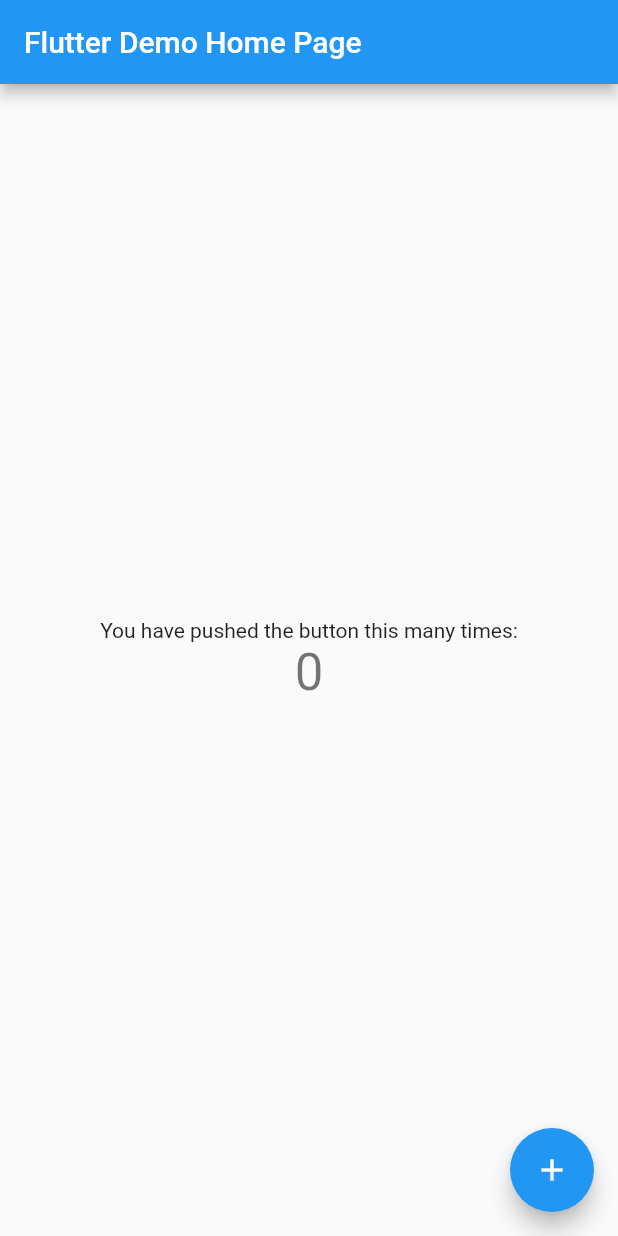
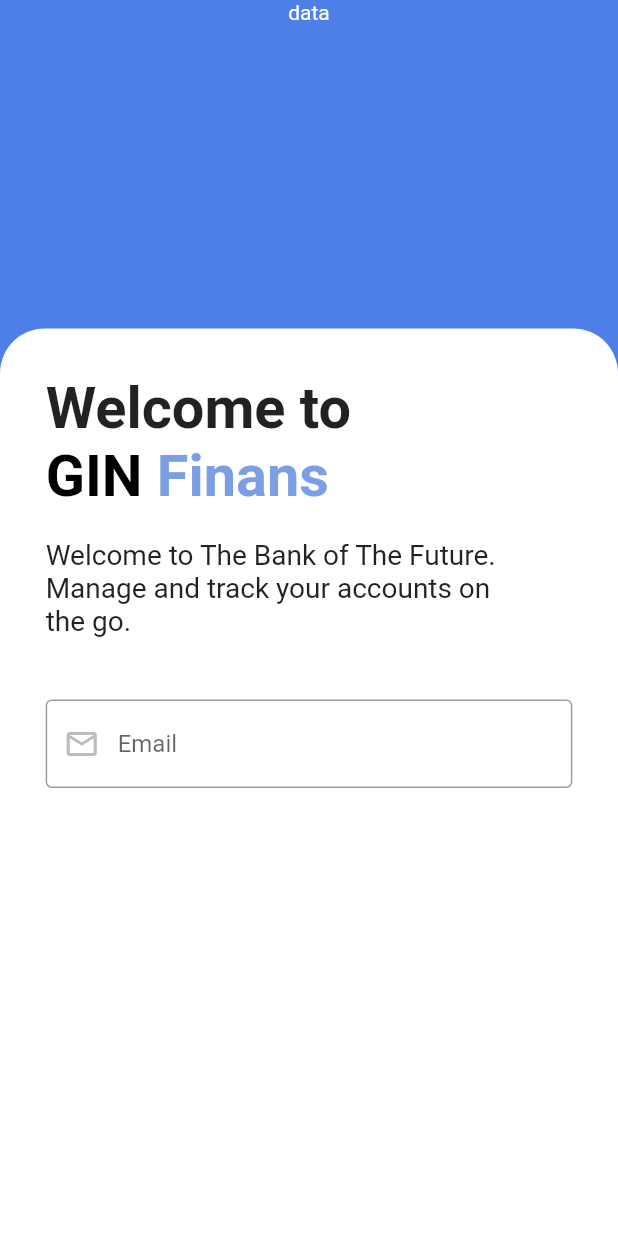
Before and after one commit to PranaTobing/register_bankjago, a Flutter app: the screen it shows after launch, on a phone screen of 412 x 824 dp. Run offline on Flutter 3.47's test engine with Material 2 defaults, Android fonts, the phone set to English and light mode, and no system bars.

Commit message:
make a page one

```diff
--- a/prana_registerform/lib/main.dart
+++ b/prana_registerform/lib/main.dart
@@ -1,4 +1,5 @@
 import 'package:flutter/material.dart';
+import 'package:prana_registerform/screen/page_one.dart';
 
 void main() {
   runApp(MyApp());
@@ -13,92 +14,8 @@ class MyApp extends StatelessWidget {
         primarySwatch: Colors.blue,
         visualDensity: VisualDensity.adaptivePlatformDensity,
       ),
-      home: MyHomePage(title: 'Flutter Demo Home Page'),
+      home: PageOne(),
+      debugShowCheckedModeBanner: false,
     );
   }
 }
-
-class MyHomePage extends StatefulWidget {
-  MyHomePage({Key key, this.title}) : super(key: key);
-
-  // This widget is the home page of your application. It is stateful, meaning
-  // that it has a State object (defined below) that contains fields that affect
-  // how it looks.
-
-  // This class is the configuration for the state. It holds the values (in this
-  // case the title) provided by the parent (in this case the App widget) and
-  // used by the build method of the State. Fields in a Widget subclass are
-  // always marked "final".
-
-  final String title;
-
-  @override
-  _MyHomePageState createState() => _MyHomePageState();
-}
-
-class _MyHomePageState extends State<MyHomePage> {
-  int _counter = 0;
-
-  void _incrementCounter() {
-    setState(() {
-      // This call to setState tells the Flutter framework that something has
-      // changed in this State, which causes it to rerun the build method below
-      // so that the display can reflect the updated values. If we changed
-      // _counter without calling setState(), then the build method would not be
-      // called again, and so nothing would appear to happen.
-      _counter++;
-    });
-  }
-
-  @override
-  Widget build(BuildContext context) {
-    // This method is rerun every time setState is called, for instance as done
-    // by the _incrementCounter method above.
-    //
-    // The Flutter framework has been optimized to make rerunning build methods
-    // fast, so that you can just rebuild anything that needs updating rather
-    // than having to individually change instances of widgets.
-    return Scaffold(
-      appBar: AppBar(
-        // Here we take the value from the MyHomePage object that was created by
-        // the App.build method, and use it to set our appbar title.
-        title: Text(widget.title),
-      ),
-      body: Center(
-        // Center is a layout widget. It takes a single child and positions it
-        // in the middle of the parent.
-        child: Column(
-          // Column is also a layout widget. It takes a list of children and
-          // arranges them vertically. By default, it sizes itself to fit its
-          // children horizontally, and tries to be as tall as its parent.
-          //
-          // Invoke "debug painting" (press "p" in the console, choose the
-          // "Toggle Debug Paint" action from the Flutter Inspector in Android
-          // Studio, or the "Toggle Debug Paint" command in Visual Studio Code)
-          // to see the wireframe for each widget.
-          //
-          // Column has various properties to control how it sizes itself and
-          // how it positions its children. Here we use mainAxisAlignment to
-          // center the children vertically; the main axis here is the vertical
-          // axis because Columns are vertical (the cross axis would be
-          // horizontal).
-          mainAxisAlignment: MainAxisAlignment.center,
-          children: <Widget>[
-            Text(
-              'You have pushed the button this many times:',
-            ),
-            Text(
-              '$_counter',
-              style: Theme.of(context).textTheme.headline4,
-            ),
-          ],
-        ),
-      ),
-      floatingActionButton: FloatingActionButton(
-        onPressed: _incrementCounter,
-        tooltip: 'Increment',
-        child: Icon(Icons.add),
-      ), // This trailing comma makes auto-formatting nicer for build methods.
-    );
-  }
-}
--- /dev/null
+++ b/prana_registerform/lib/screen/page_one.dart
@@ -0,0 +1,93 @@
+import 'package:flutter/material.dart';
+import 'package:prana_registerform/konstanta.dart';
+
+import '../size_config.dart';
+
+class PageOne extends StatelessWidget {
+  @override
+  Widget build(BuildContext context) {
+    SizeConfig().init(context);
+    return Scaffold(
+      backgroundColor: kPrimaryColor,
+      body: SafeArea(
+        child: Column(
+          children: [
+            Text(
+              "data",
+              style: TextStyle(color: Colors.white),
+            ),
+            SizedBox(
+              height: getProportionateScreenHeight(200),
+            ),
+            Expanded(
+              child: Container(
+                decoration: BoxDecoration(
+                  color: Colors.white,
+                  borderRadius: BorderRadius.only(
+                      topLeft: Radius.circular(30),
+                      topRight: Radius.circular(30)),
+                ),
+                child: Padding(
+                  padding: EdgeInsets.all(getProportionateScreenHeight(30)),
+                  child: ListView(
+                    children: [
+                      Text(
+                        "Welcome to",
+                        style: TextStyle(
+                            fontSize: getProportionateScreenWidth(35),
+                            fontWeight: FontWeight.bold),
+                      ),
+                      RichText(
+                        text: TextSpan(
+                          text: 'GIN ',
+                          style: TextStyle(
+                              fontSize: getProportionateScreenWidth(35),
+                              fontWeight: FontWeight.bold,
+                              color: Colors.black),
+                          children: <TextSpan>[
+                            TextSpan(
+                              text: 'Finans',
+                              style: TextStyle(color: kButtonColor),
+                            )
+                          ],
+                        ),
+                      ),
+                      SizedBox(
+                        height: getProportionateScreenHeight(20),
+                      ),
+                      Text(
+                        "Welcome to The Bank of The Future.\nManage and track your accounts on\nthe go.",
+                        style: TextStyle(
+                            fontSize: getProportionateScreenWidth(17)),
+                      ),
+                      SizedBox(
+                        height: getProportionateScreenHeight(40),
+                      ),
+                      TextFormField(
+                        // controller: uNameController,
+                        keyboardType: TextInputType.emailAddress,
+                        decoration: InputDecoration(
+                          hintText: "Email",
+                          floatingLabelBehavior: FloatingLabelBehavior.always,
+                          prefixIcon: Icon(
+                            Icons.email_outlined,
+                            color: Colors.grey[400],
+                          ),
+                          enabledBorder: OutlineInputBorder(
+                            // borderRadius: BorderRadius.circular(28),
+                            borderSide: BorderSide(color: Colors.grey),
+                            gapPadding: 10,
+                          ),
+                        ),
+                      )
+                    ],
+                  ),
+                ),
+              ),
+            )
+          ],
+        ),
+      ),
+    );
+  }
+}
--- a/prana_registerform/lib/size_config.dart
+++ b/prana_registerform/lib/size_config.dart
@@ -9,6 +9,7 @@ class SizeConfig {
 
   void init(BuildContext context) {
     _mediaQueryData = MediaQuery.of(context);
+    // print(_mediaQueryData);
     screenWidth = _mediaQueryData.size.width;
     screenHeight = _mediaQueryData.size.height;
     orientation = _mediaQueryData.orientation;
```
Also changed, not shown: prana_registerform/lib/theme.dart (added), 1 other file.
